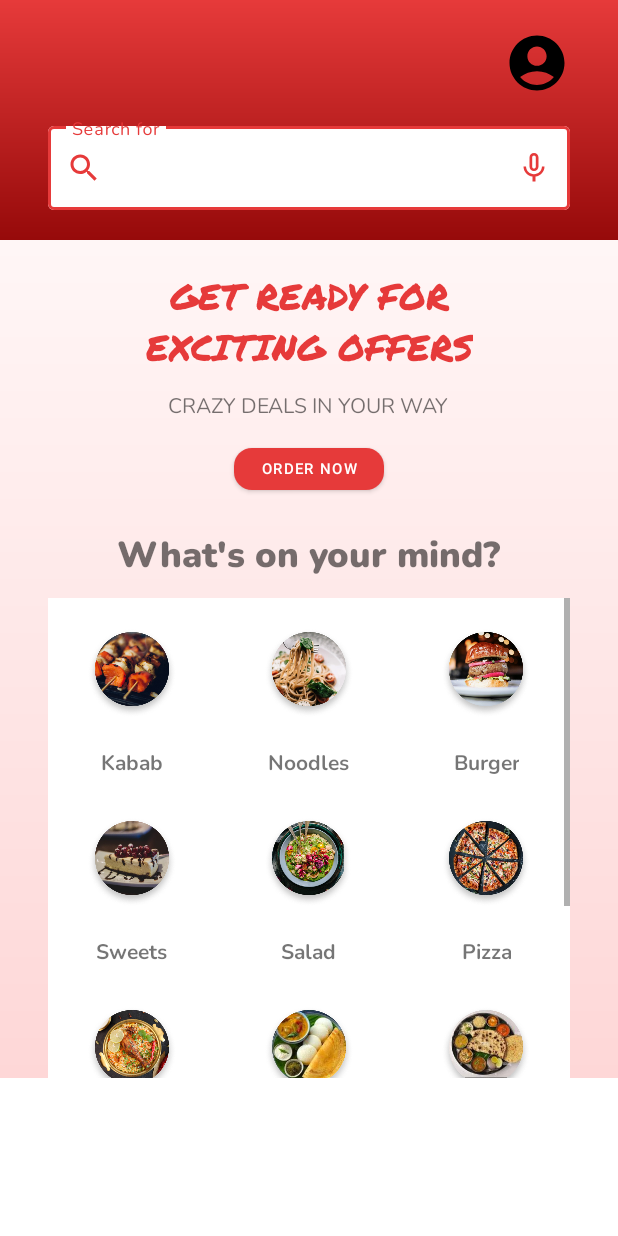
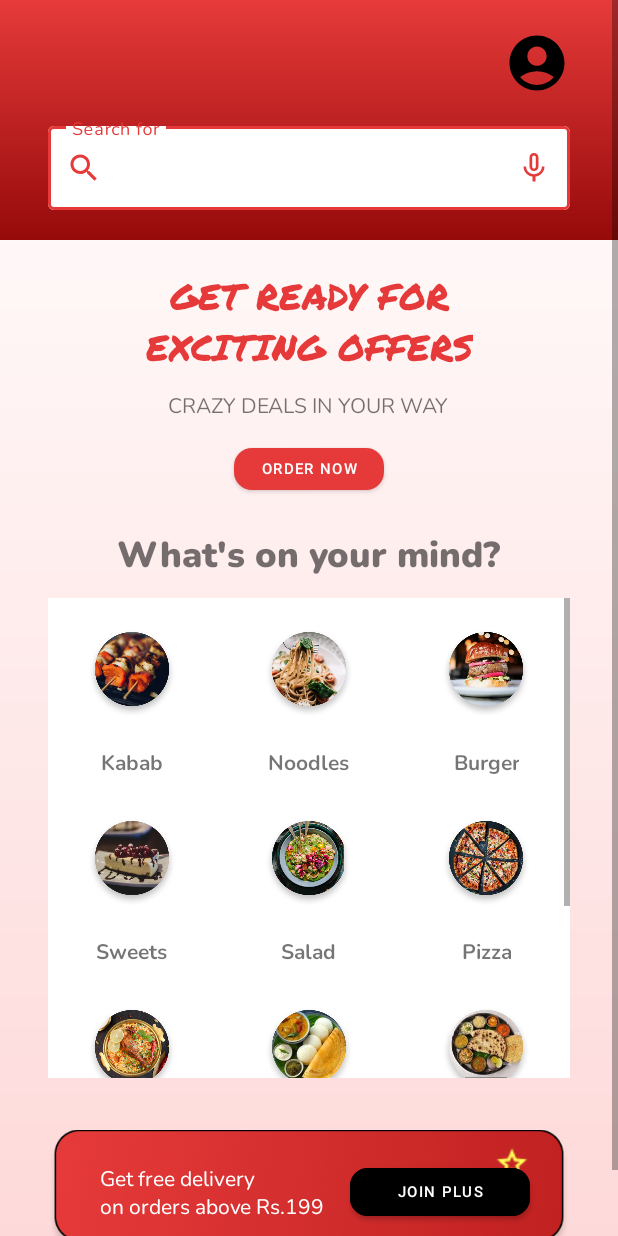
Before and after one commit to theMr17/cravyn-app, an Android app: the HomeFragment screen opened directly, with no data from a screen before it, on a phone screen of 412 x 824 dp. Run offline under Robolectric (Android 15) with nearby library versions, the light colour scheme and no system bars; our stand-ins replace Dagger/Hilt's generated code; network calls fail.

Commit message:
Add membership banner

```diff
--- a/app/src/main/res/layout/fragment_home.xml
+++ b/app/src/main/res/layout/fragment_home.xml
@@ -128,9 +128,61 @@
                 app:layout_constraintBottom_toBottomOf="parent"
                 app:layout_constraintEnd_toEndOf="parent"
                 app:layout_constraintStart_toStartOf="parent"
-                app:layout_constraintTop_toBottomOf="@+id/whats_on_your_mind">
+                app:layout_constraintTop_toBottomOf="@+id/whats_on_your_mind"
+                app:layout_constraintVertical_bias="0.0">
 
             </GridView>
+
+            <ImageView
+                android:id="@+id/button_background"
+                android:layout_width="wrap_content"
+                android:layout_height="wrap_content"
+                android:paddingHorizontal="32dp"
+                android:src="@drawable/rectangle"
+                app:layout_constraintEnd_toEndOf="parent"
+                app:layout_constraintHorizontal_bias="1.0"
+                app:layout_constraintStart_toStartOf="parent"
+                app:layout_constraintTop_toBottomOf="@id/gridView" />
+
+            <ImageView
+                android:id="@+id/star"
+                android:layout_width="wrap_content"
+                android:layout_height="wrap_content"
+                android:layout_marginBottom="40dp"
+                android:src="@drawable/star"
+                app:layout_constraintBottom_toBottomOf="@+id/join_plus"
+                app:layout_constraintEnd_toEndOf="@id/join_plus"
+                app:layout_constraintStart_toStartOf="parent"
+                app:layout_constraintTop_toTopOf="@+id/join_plus"
+                app:layout_constraintHorizontal_bias="1.0"/>
+
+            <com.google.android.material.button.MaterialButton
+                android:id="@+id/join_plus"
+                android:layout_width="120dp"
+                android:layout_height="44dp"
+                android:text="JOIN PLUS"
+                android:textSize="10dp"
+                app:cornerRadius="12dp"
+                android:backgroundTint="@color/black"
+                app:layout_constraintBottom_toBottomOf="parent"
+                app:layout_constraintEnd_toEndOf="parent"
+                app:layout_constraintStart_toStartOf="parent"
+                app:layout_constraintTop_toBottomOf="@+id/gridView"
+                app:layout_constraintHorizontal_bias="0.8"/>
+
+            <TextView
+                android:id="@+id/get_free_delivery_text"
+                android:layout_width="wrap_content"
+                android:layout_height="wrap_content"
+                android:layout_gravity="center"
+                android:fontFamily="@font/nunito"
+                android:textColor="@color/white"
+                android:text="Get free delivery\non orders above Rs.199"
+                app:layout_constraintBottom_toBottomOf="@+id/button_background"
+                app:layout_constraintEnd_toStartOf="@+id/join_plus"
+                app:layout_constraintHorizontal_bias="0.8"
+                app:layout_constraintStart_toStartOf="@+id/button_background"
+                app:layout_constraintTop_toBottomOf="@+id/gridView" />
 
         </androidx.constraintlayout.widget.ConstraintLayout>
     </ScrollView>
--- a/app/src/main/res/values/colors.xml
+++ b/app/src/main/res/values/colors.xml
@@ -4,7 +4,9 @@
     <color name="red_2">#960A0A</color>
     <color name="red_3">#FF6262</color>
     <color name="yellow_1">#FFEDC0</color>
+    <color name="yellow_2">#FFFF55</color>
     <color name="black">#FF000000</color>
     <color name="white">#FFFFFFFF</color>
     <color name="grey">#7A747474</color>
+
 </resources>
```
Also changed, not shown: app/src/main/res/drawable/rectangle.png (added), app/src/main/res/drawable/star.png (added).
